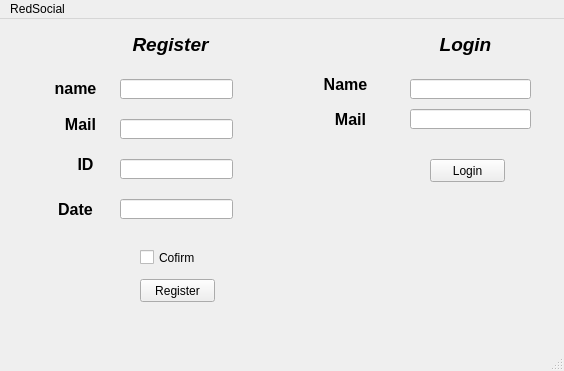
PrenxLibert/Trabajo-Parcial-red-social-3-ciclo, file TF/Red_Social/redsocial.ui: the form before one commit.
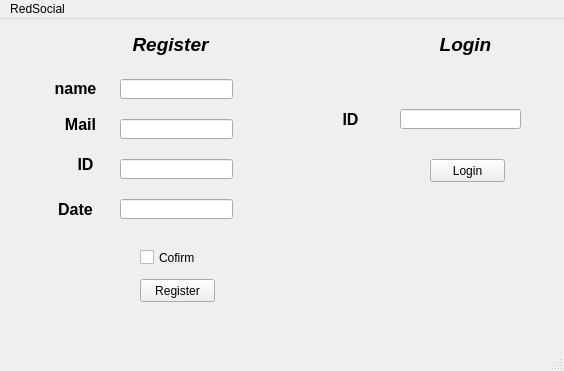
The form after the commit.

```diff
--- a/TF/Red_Social/redsocial.ui
+++ b/TF/Red_Social/redsocial.ui
@@ -158,19 +158,6 @@
      <string>&lt;html&gt;&lt;head/&gt;&lt;body&gt;&lt;p align=&quot;center&quot;&gt;&lt;span style=&quot; font-size:14pt; font-weight:600; font-style:italic;&quot;&gt;Login&lt;/span&gt;&lt;/p&gt;&lt;/body&gt;&lt;/html&gt;</string>
     </property>
    </widget>
-   <widget class="QLabel" name="label_9">
-    <property name="geometry">
-     <rect>
-      <x>290</x>
-      <y>50</y>
-      <width>111</width>
-      <height>31</height>
-     </rect>
-    </property>
-    <property name="text">
-     <string>&lt;html&gt;&lt;head/&gt;&lt;body&gt;&lt;p align=&quot;center&quot;&gt;&lt;span style=&quot; font-size:12pt; font-weight:600;&quot;&gt;Name&lt;/span&gt;&lt;/p&gt;&lt;/body&gt;&lt;/html&gt;</string>
-    </property>
-   </widget>
    <widget class="QLabel" name="label_10">
     <property name="geometry">
      <rect>
@@ -181,23 +168,13 @@
      </rect>
     </property>
     <property name="text">
-     <string>&lt;html&gt;&lt;head/&gt;&lt;body&gt;&lt;p align=&quot;center&quot;&gt;&lt;span style=&quot; font-size:12pt; font-weight:600;&quot;&gt;Mail&lt;/span&gt;&lt;/p&gt;&lt;/body&gt;&lt;/html&gt;</string>
+     <string>&lt;html&gt;&lt;head/&gt;&lt;body&gt;&lt;p align=&quot;center&quot;&gt;&lt;span style=&quot; font-size:12pt; font-weight:600;&quot;&gt;ID&lt;/span&gt;&lt;/p&gt;&lt;/body&gt;&lt;/html&gt;</string>
     </property>
    </widget>
    <widget class="QLineEdit" name="tbxCName">
     <property name="geometry">
      <rect>
-      <x>410</x>
-      <y>60</y>
-      <width>121</width>
-      <height>20</height>
-     </rect>
-    </property>
-   </widget>
-   <widget class="QLineEdit" name="tbxCMail">
-    <property name="geometry">
-     <rect>
-      <x>410</x>
+      <x>400</x>
       <y>90</y>
       <width>121</width>
       <height>20</height>
```
Left out of the diff: 2 changed lines with no effect on the pictures.
